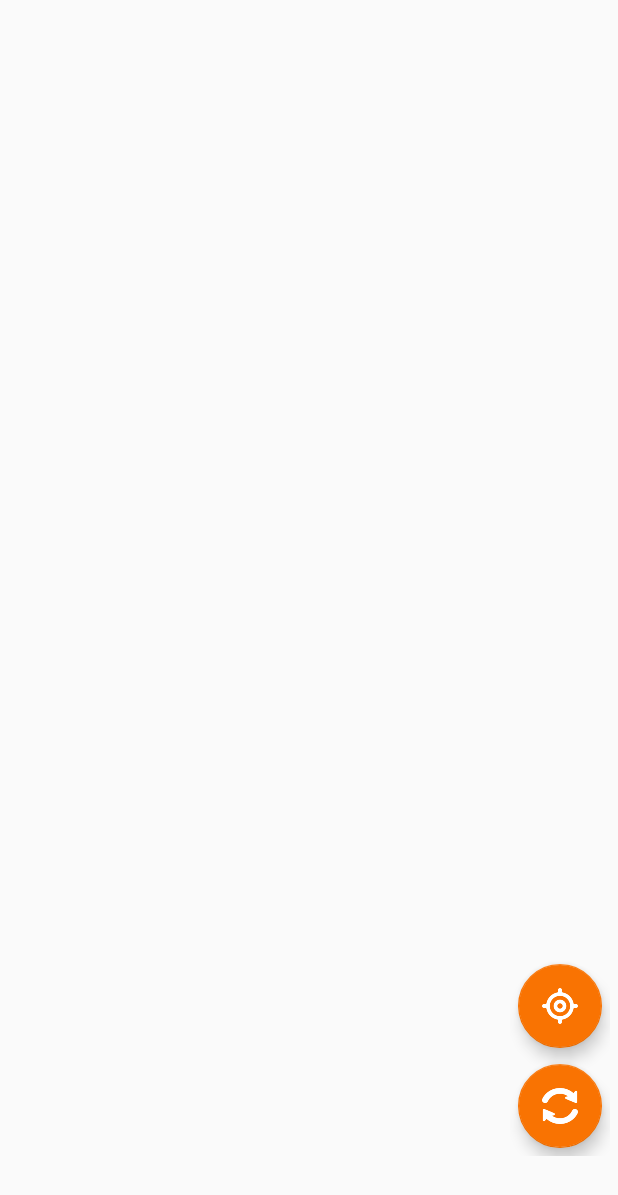
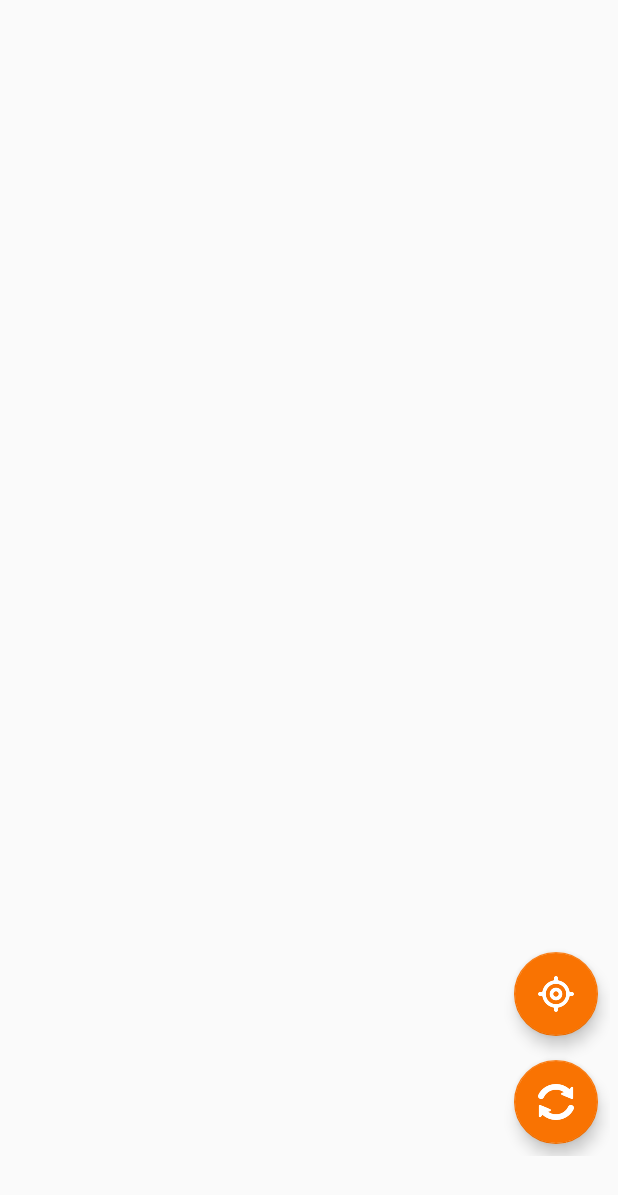
Before and after one commit to dima-shm/Delivery-Control, an Android app: the layout fragment_map.xml on its own in the app's theme, with its tools: preview values and no code run, on a phone screen of 412 x 824 dp. Shown: the top 1195 px of the screen. Run offline under Robolectric (Android 15) with nearby library versions, the phone set to English and light mode, and no system bars.

Commit message:
Update USER_CAMERA_ZOOM and buttons margin in fragment_map.xml

```diff
--- a/DelControl/app/src/main/res/layout/fragment_map.xml
+++ b/DelControl/app/src/main/res/layout/fragment_map.xml
@@ -27,7 +27,7 @@
                 android:layout_height="wrap_content"
                 android:layout_gravity="end|bottom"
                 android:elevation="2dp"
-                android:layout_margin="5dp"
+                android:layout_margin="8dp"
                 android:layout_above="@id/update_markers"
                 android:src="@drawable/find_location"/>
 
@@ -37,7 +37,7 @@
                 android:layout_height="wrap_content"
                 android:layout_gravity="end|bottom"
                 android:elevation="2dp"
-                android:layout_margin="5dp"
+                android:layout_margin="8dp"
                 android:layout_alignParentBottom="true"
                 android:src="@drawable/update_markers"/>
 
```
Also changed, not shown: DelControl/app/src/main/java/com/shm/dim/delcontrol/fragment/FragmentMap.java (+4 -9 lines).
